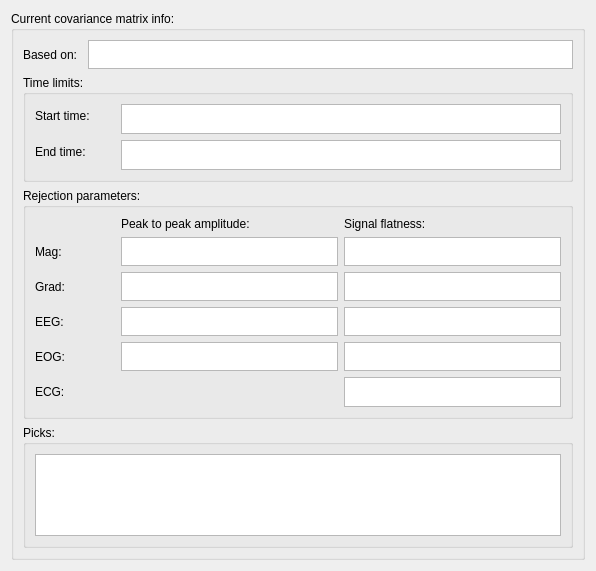
This is meggie_batch/ui/qt4Designer_ui_files/covarianceWidgetRaw.ui in cibr-jyu/meggie as Qt 5 draws it before an edit. The edited form follows.
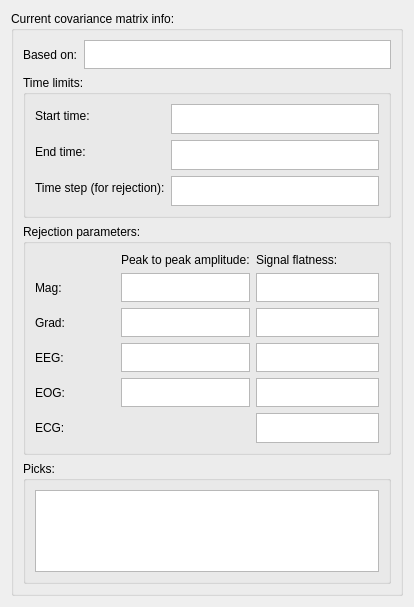
This is the edited form.

Commit message: More work on widgets showing the covariance matrix information

```diff
--- a/meggie_batch/ui/qt4Designer_ui_files/covarianceWidgetRaw.ui
+++ b/meggie_batch/ui/qt4Designer_ui_files/covarianceWidgetRaw.ui
@@ -6,8 +6,8 @@
    <rect>
     <x>0</x>
     <y>0</y>
-    <width>594</width>
-    <height>571</height>
+    <width>414</width>
+    <height>607</height>
    </rect>
   </property>
   <property name="windowTitle">
@@ -40,6 +40,12 @@
             <height>29</height>
            </size>
           </property>
+          <property name="lineWrapMode">
+           <enum>QTextEdit::NoWrap</enum>
+          </property>
+          <property name="lineWrapColumnOrWidth">
+           <number>0</number>
+          </property>
          </widget>
         </item>
        </layout>
@@ -156,20 +162,37 @@
            </property>
           </widget>
          </item>
+         <item row="3" column="0">
+          <widget class="QLabel" name="labelTimeStep">
+           <property name="text">
+            <string>Time step (for rejection):</string>
+           </property>
+          </widget>
+         </item>
+         <item row="3" column="1">
+          <widget class="QTextBrowser" name="textBrowserTstep">
+           <property name="maximumSize">
+            <size>
+             <width>16777215</width>
+             <height>30</height>
+            </size>
+           </property>
+          </widget>
+         </item>
         </layout>
        </widget>
       </item>
       <item row="2" column="0">
        <widget class="QGroupBox" name="groupBoxRejections_2">
         <property name="sizePolicy">
-         <sizepolicy hsizetype="Fixed" vsizetype="Fixed">
+         <sizepolicy hsizetype="Preferred" vsizetype="Preferred">
           <horstretch>0</horstretch>
           <verstretch>0</verstretch>
          </sizepolicy>
         </property>
         <property name="maximumSize">
          <size>
-          <width>550</width>
+          <width>1000</width>
           <height>231</height>
          </size>
         </property>
```
Left out of the diff: 2 changed lines with no effect on the pictures. The commit also changes 7 other files.
